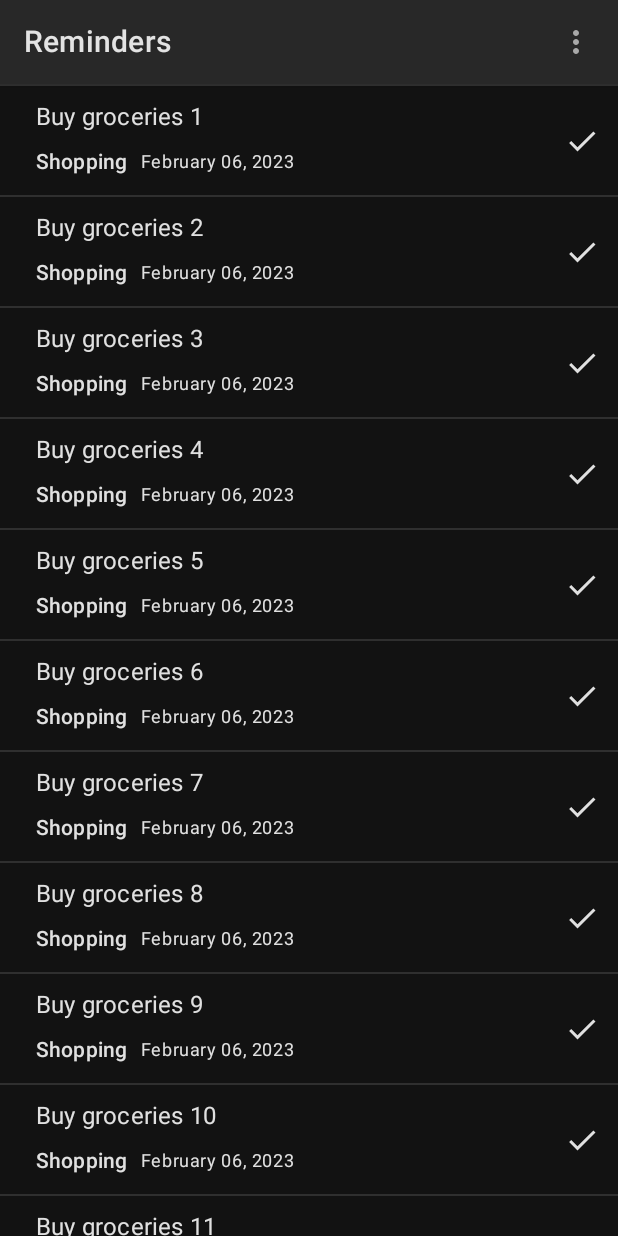
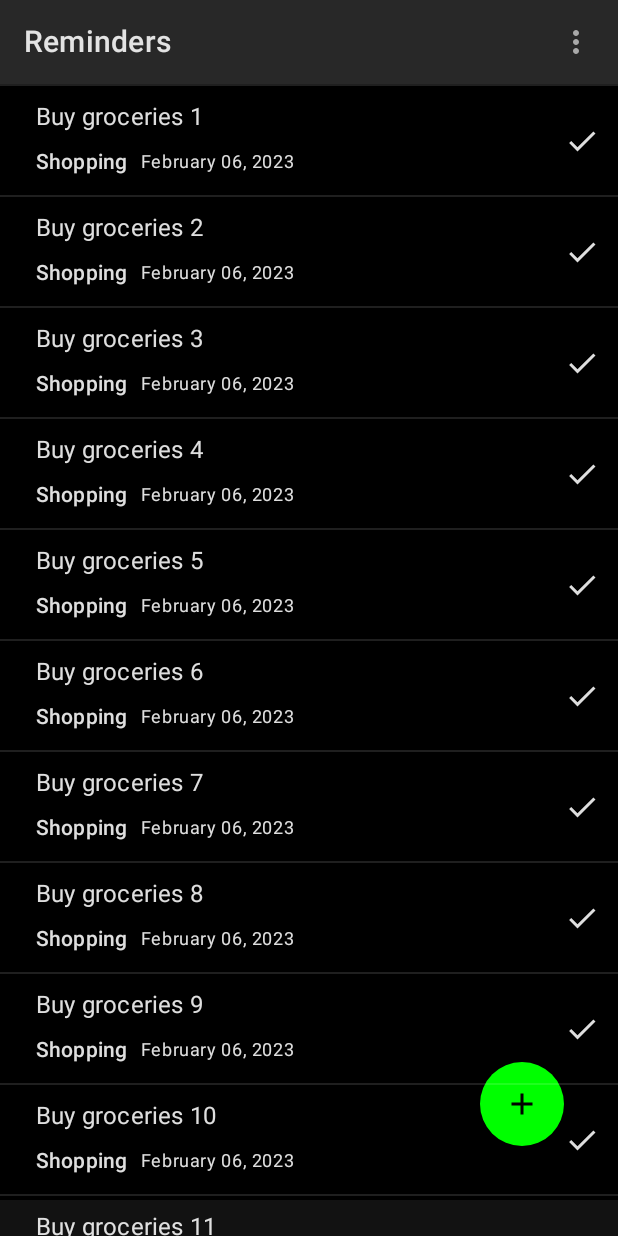
Before and after one commit to D4NILO7/Mobile_computing_reminder, an Android app built with Jetpack Compose: the screen it shows after launch (MainActivity), after a tap on "Login", on a phone screen of 412 x 824 dp. Run offline under Robolectric (Android 15) with nearby library versions, the phone set to English and light mode, and no system bars; our stand-ins replace constraintlayout-compose.

Commit message:
dont really know what did I add

```diff
--- a/app/src/main/java/com/example/mobilecomputingexerciseproject/MainActivity.kt
+++ b/app/src/main/java/com/example/mobilecomputingexerciseproject/MainActivity.kt
@@ -1,6 +1,7 @@
 package com.example.mobilecomputingexerciseproject
 
 import android.os.Bundle
+import android.view.WindowManager
 import androidx.activity.ComponentActivity
 import androidx.activity.compose.setContent
 import androidx.compose.foundation.layout.fillMaxSize
@@ -16,6 +17,7 @@ import com.example.mobilecomputingexerciseproject.ui.theme.MobileComputingExerci
 class MainActivity : ComponentActivity() {
     override fun onCreate(savedInstanceState: Bundle?) {
         super.onCreate(savedInstanceState)
+        window.setSoftInputMode(WindowManager.LayoutParams.SOFT_INPUT_ADJUST_RESIZE);
         setContent {
             MobileComputingExerciseProjectTheme (
                 darkTheme = true
--- a/app/src/main/java/com/example/mobilecomputingexerciseproject/ui/home/Home.kt
+++ b/app/src/main/java/com/example/mobilecomputingexerciseproject/ui/home/Home.kt
@@ -3,10 +3,7 @@ package com.example.mobilecomputingexerciseproject.ui.home
 import androidx.compose.foundation.layout.*
 import androidx.compose.material.*
 import androidx.compose.material.icons.Icons
-import androidx.compose.material.icons.filled.ArrowBack
-import androidx.compose.material.icons.filled.ExitToApp
-import androidx.compose.material.icons.filled.Face
-import androidx.compose.material.icons.filled.Person
+import androidx.compose.material.icons.filled.*
 import androidx.compose.material.icons.outlined.MoreVert
 import androidx.compose.runtime.*
 import androidx.compose.ui.Alignment
@@ -28,6 +25,24 @@ fun Home(
         mutableStateOf(false)
     }
     Surface {
+        Scaffold(
+            modifier = Modifier.padding(bottom = 24.dp),
+            floatingActionButton = {
+                FloatingActionButton(
+                    onClick = { /*TODO*/ },
+                    contentColor = Color.Green,
+                    modifier = Modifier.padding(all = 20.dp)
+                ){
+                    Icon(
+                        imageVector = Icons.Default.Add,
+                        contentDescription = null,
+                        tint = Color.Black,
+                    )
+                }
+            }
+        ) {
+
+        }
         Column(
             modifier = Modifier
                 .fillMaxSize()
@@ -96,8 +111,6 @@ fun Home(
                                     fontWeight = FontWeight.Bold
                                 )
                             }
-
-                            //Text("Log out", color = Color.Red, fontWeight = FontWeight.Bold)
                         }
                     }
                 }
```
